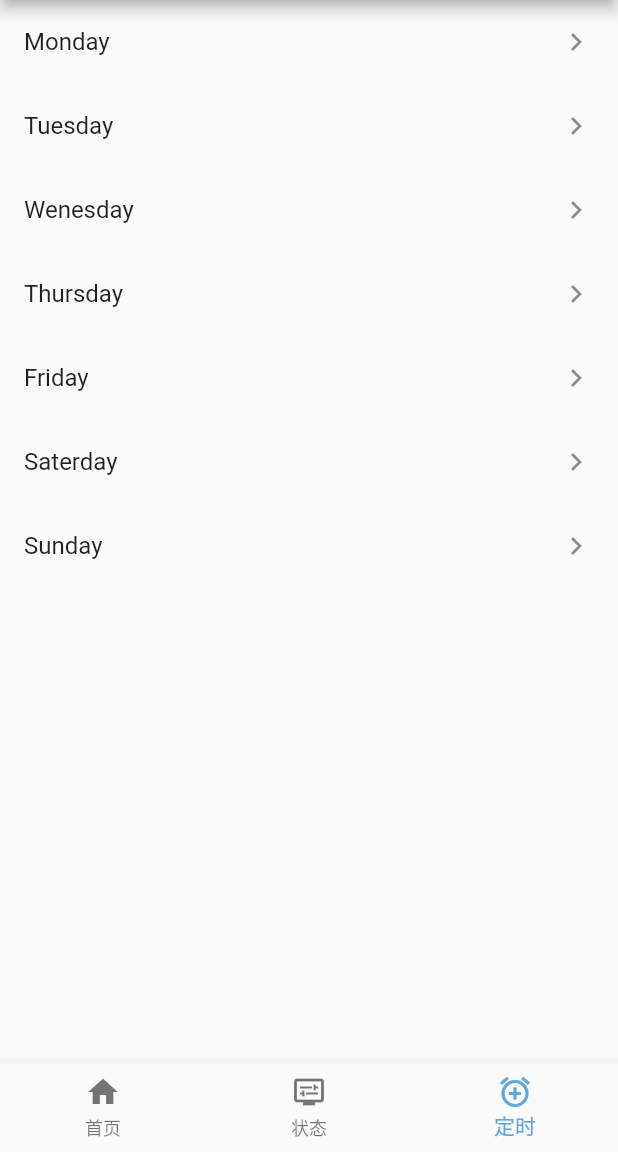
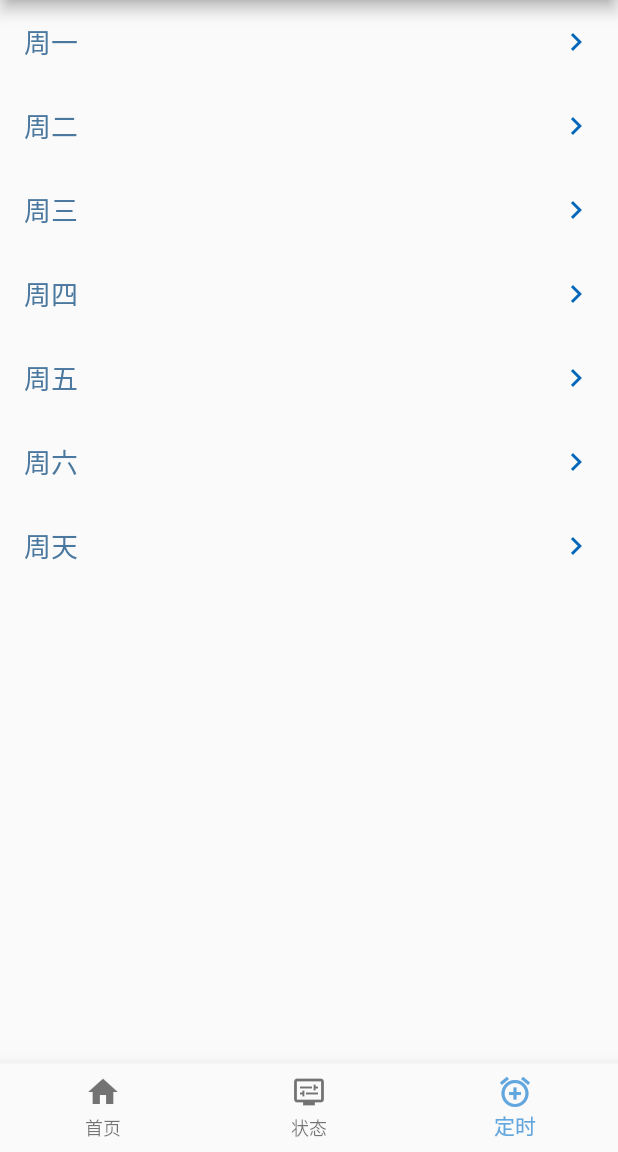
Before and after one commit to asjklj/AndroidControllerApp, a Flutter app: the screen it shows after launch, item 3 of the bottom bar chosen, on a phone screen of 412 x 824 dp, the part 84-1236 px from its top. Run offline on Flutter 3.47's test engine with Material 2 defaults, Android fonts, the phone set to English and light mode, and no system bars; network calls fail; Roboto replaces fonts that are missing (Nato Sans).

Commit message:
Update setTime.dart

```diff
--- a/lib/tabs/setTime.dart
+++ b/lib/tabs/setTime.dart
@@ -20,21 +20,29 @@ class _SetTimeState extends State<SetTime> {
   List weekday = [
     "Monday",
     "Tuesday",
-    "Wenesday",
+    "Wednesday",
     "Thursday",
     "Friday",
-    "Saterday",
+    "Saturday",
     "Sunday"
   ];
-
+List WeekDay=[
+"周一",
+"周二",
+"周三",
+"周四",
+"周五",
+"周六",
+"周天",
+];
   @override
   Widget build(BuildContext context) {
     return ListView.builder(
         itemCount: 7,
         itemBuilder: (context, i) {
           return ListTile(
-            title: Text(weekday[i]),
-            trailing: const Icon(Icons.keyboard_arrow_right),
+            title: Text(WeekDay[i],style: TextStyle(color: Color.fromARGB(255, 74, 120, 159),fontSize: 18),),
+            trailing: const Icon(Icons.keyboard_arrow_right,color: Color.fromARGB(255, 2, 103, 186),),
             onTap: () {
               Navigator.pushNamed(context, weekday[i]); // do something
             },
```
